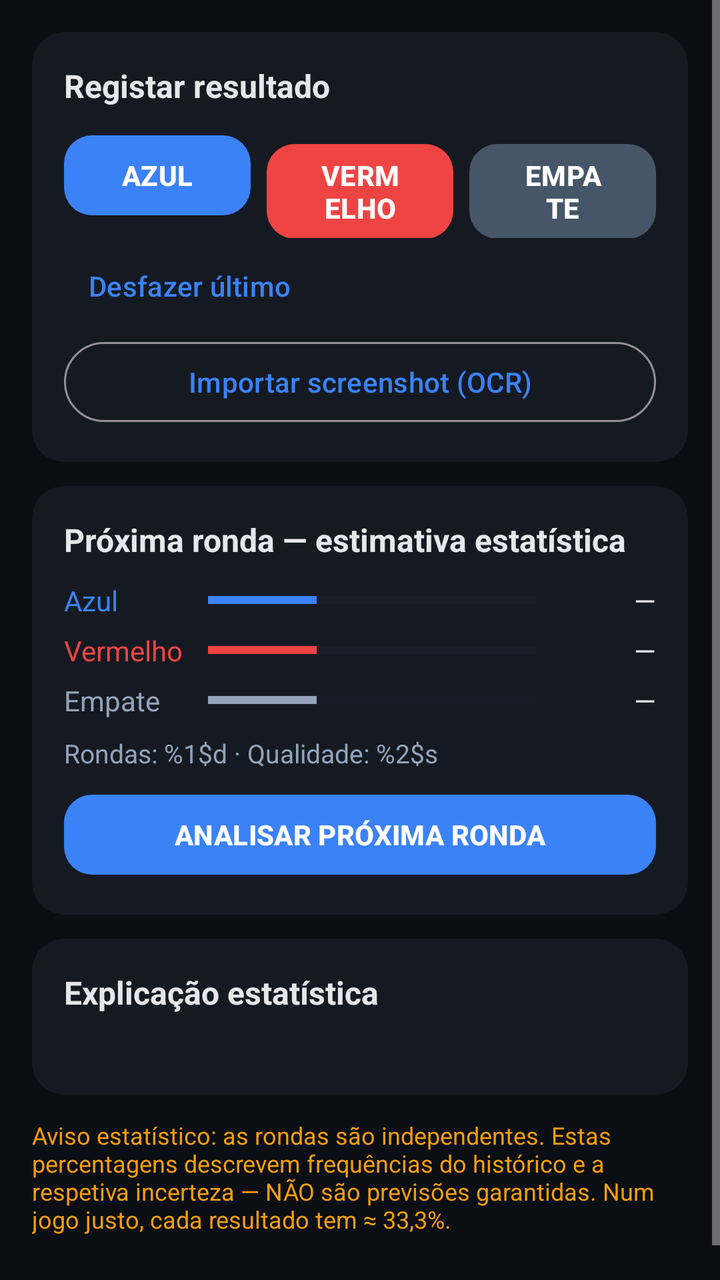
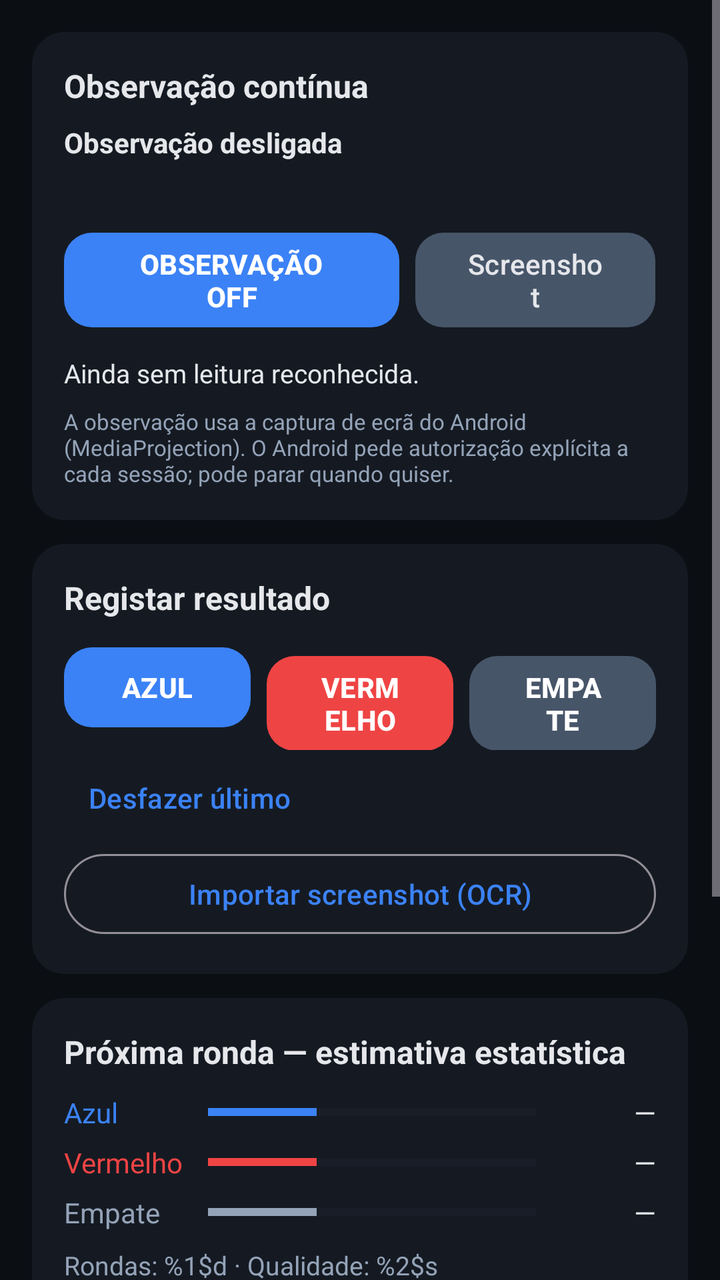

The first picture is an Android layout as it rendered before a commit; the second is the same layout after the commit. The layout source and the unified diff follow.
<!-- AndroidManifest.xml: application theme Theme.BacBoAnalyzer -->
<!-- res/layout/fragment_analyzer.xml -->
<?xml version="1.0" encoding="utf-8"?>
<ScrollView xmlns:android="http://schemas.android.com/apk/res/android"
    xmlns:app="http://schemas.android.com/apk/res-auto"
    android:layout_width="match_parent"
    android:layout_height="match_parent"
    android:fillViewport="true"
    android:scrollbars="vertical">

    <LinearLayout
        android:layout_width="match_parent"
        android:layout_height="wrap_content"
        android:orientation="vertical"
        android:padding="16dp">

        <TextView
            android:id="@+id/txtEmpty"
            android:layout_width="match_parent"
            android:layout_height="wrap_content"
            android:layout_marginBottom="12dp"
            android:gravity="center"
            android:text="@string/empty_state"
            android:textColor="@color/warning"
            android:visibility="gone"
            android:textSize="14sp" />

        <com.google.android.material.card.MaterialCardView
            android:layout_width="match_parent"
            android:layout_height="wrap_content"
            app:cardBackgroundColor="@color/surface"
            app:cardCornerRadius="16dp"
            app:strokeWidth="0dp">

            <LinearLayout
                android:layout_width="match_parent"
                android:layout_height="wrap_content"
                android:orientation="vertical"
                android:padding="16dp">

                <TextView
                    android:layout_width="wrap_content"
                    android:layout_height="wrap_content"
                    android:text="@string/register_result"
                    android:textColor="@color/text_main"
                    android:textStyle="bold"
                    android:textSize="16sp" />

                <LinearLayout
                    android:layout_width="match_parent"
                    android:layout_height="wrap_content"
                    android:layout_marginTop="10dp"
                    android:orientation="horizontal">

                    <Button
                        android:id="@+id/btnBlue"
                        android:layout_width="0dp"
                        android:layout_height="wrap_content"
                        android:layout_weight="1"
                        android:text="@string/btn_blue"
                        android:textColor="@color/on_primary"
                        android:textStyle="bold"
                        app:backgroundTint="@color/primary"
                        app:cornerRadius="14dp" />

                    <Space
                        android:layout_width="8dp"
                        android:layout_height="1dp" />

                    <Button
                        android:id="@+id/btnRed"
                        android:layout_width="0dp"
                        android:layout_height="wrap_content"
                        android:layout_weight="1"
                        android:text="@string/btn_red"
                        android:textColor="@color/on_primary"
                        android:textStyle="bold"
                        app:backgroundTint="@color/red"
                        app:cornerRadius="14dp" />

                    <Space
                        android:layout_width="8dp"
                        android:layout_height="1dp" />

                    <Button
                        android:id="@+id/btnTie"
                        android:layout_width="0dp"
                        android:layout_height="wrap_content"
                        android:layout_weight="1"
                        android:text="@string/btn_tie"
                        android:textColor="@color/on_primary"
                        android:textStyle="bold"
                        app:backgroundTint="#475569"
                        app:cornerRadius="14dp" />
                </LinearLayout>

                <Button
                    android:id="@+id/btnUndo"
                    style="@style/Widget.Material3.Button.TextButton"
                    android:layout_width="wrap_content"
                    android:layout_height="wrap_content"
                    android:text="@string/btn_undo" />

                <Button
                    android:id="@+id/btnOcr"
                    style="@style/Widget.Material3.Button.OutlinedButton"
                    android:layout_width="match_parent"
                    android:layout_height="wrap_content"
                    android:text="@string/btn_ocr" />
            </LinearLayout>
        </com.google.android.material.card.MaterialCardView>

        <com.google.android.material.card.MaterialCardView
            android:layout_width="match_parent"
            android:layout_height="wrap_content"
            android:layout_marginTop="12dp"
            app:cardBackgroundColor="@color/surface"
            app:cardCornerRadius="16dp"
            app:strokeWidth="0dp">

            <LinearLayout
                android:layout_width="match_parent"
                android:layout_height="wrap_content"
                android:orientation="vertical"
                android:padding="16dp">

                <TextView
                    android:layout_width="wrap_content"
                    android:layout_height="wrap_content"
                    android:text="@string/next_round_estimate"
                    android:textColor="@color/text_main"
                    android:textStyle="bold"
                    android:textSize="16sp" />

                <LinearLayout
                    android:layout_width="match_parent"
                    android:layout_height="wrap_content"
                    android:layout_marginTop="10dp"
                    android:gravity="center_vertical"
                    android:orientation="horizontal">

                    <TextView
                        android:layout_width="72dp"
                        android:layout_height="wrap_content"
                        android:text="@string/lbl_blue"
                        android:textColor="@color/primary"
                        android:textSize="14sp" />

                    <ProgressBar
                        android:id="@+id/barBlue"
                        style="?android:attr/progressBarStyleHorizontal"
                        android:layout_width="0dp"
                        android:layout_height="wrap_content"
                        android:layout_weight="1"
                        android:max="100"
                        android:progress="33"
                        android:progressBackgroundTint="@color/surface_variant"
                        android:progressTint="@color/primary" />

                    <TextView
                        android:id="@+id/txtBluePct"
                        android:layout_width="60dp"
                        android:layout_height="wrap_content"
                        android:gravity="end"
                        android:text="—"
                        android:textColor="@color/text_main"
                        android:textSize="14sp" />
                </LinearLayout>

                <LinearLayout
                    android:layout_width="match_parent"
                    android:layout_height="wrap_content"
                    android:layout_marginTop="6dp"
                    android:gravity="center_vertical"
                    android:orientation="horizontal">

                    <TextView
                        android:layout_width="72dp"
                        android:layout_height="wrap_content"
                        android:text="@string/lbl_red"
                        android:textColor="@color/red"
                        android:textSize="14sp" />

                    <ProgressBar
                        android:id="@+id/barRed"
                        style="?android:attr/progressBarStyleHorizontal"
                        android:layout_width="0dp"
                        android:layout_height="wrap_content"
                        android:layout_weight="1"
                        android:max="100"
                        android:progress="33"
                        android:progressBackgroundTint="@color/surface_variant"
                        android:progressTint="@color/red" />

                    <TextView
                        android:id="@+id/txtRedPct"
                        android:layout_width="60dp"
                        android:layout_height="wrap_content"
                        android:gravity="end"
                        android:text="—"
                        android:textColor="@color/text_main"
                        android:textSize="14sp" />
                </LinearLayout>

                <LinearLayout
                    android:layout_width="match_parent"
                    android:layout_height="wrap_content"
                    android:layout_marginTop="6dp"
                    android:gravity="center_vertical"
                    android:orientation="horizontal">

                    <TextView
                        android:layout_width="72dp"
                        android:layout_height="wrap_content"
                        android:text="@string/lbl_tie"
                        android:textColor="@color/tie"
                        android:textSize="14sp" />

                    <ProgressBar
                        android:id="@+id/barTie"
                        style="?android:attr/progressBarStyleHorizontal"
                        android:layout_width="0dp"
                        android:layout_height="wrap_content"
                        android:layout_weight="1"
                        android:max="100"
                        android:progress="33"
                        android:progressBackgroundTint="@color/surface_variant"
                        android:progressTint="@color/tie" />

                    <TextView
                        android:id="@+id/txtTiePct"
                        android:layout_width="60dp"
                        android:layout_height="wrap_content"
                        android:gravity="end"
                        android:text="—"
                        android:textColor="@color/text_main"
                        android:textSize="14sp" />
                </LinearLayout>

                <TextView
                    android:id="@+id/txtStatsMeta"
                    android:layout_width="wrap_content"
                    android:layout_height="wrap_content"
                    android:layout_marginTop="8dp"
                    android:text="@string/stats_meta_fmt"
                    android:textColor="@color/text_muted"
                    android:textSize="13sp" />

                <Button
                    android:id="@+id/btnAnalyze"
                    android:layout_width="match_parent"
                    android:layout_height="wrap_content"
                    android:layout_marginTop="8dp"
                    android:text="@string/btn_analyze"
                    android:textColor="@color/on_primary"
                    android:textStyle="bold"
                    app:backgroundTint="@color/primary"
                    app:cornerRadius="14dp" />
            </LinearLayout>
        </com.google.android.material.card.MaterialCardView>

        <com.google.android.material.card.MaterialCardView
            android:layout_width="match_parent"
            android:layout_height="wrap_content"
            android:layout_marginTop="12dp"
            app:cardBackgroundColor="@color/surface"
            app:cardCornerRadius="16dp"
            app:strokeWidth="0dp">

            <LinearLayout
                android:layout_width="match_parent"
                android:layout_height="wrap_content"
                android:orientation="vertical"
                android:padding="16dp">

                <TextView
                    android:layout_width="wrap_content"
                    android:layout_height="wrap_content"
                    android:text="@string/explanation_title"
                    android:textColor="@color/text_main"
                    android:textStyle="bold"
                    android:textSize="16sp" />

                <TextView
                    android:id="@+id/txtExplanation"
                    android:layout_width="match_parent"
                    android:layout_height="wrap_content"
                    android:layout_marginTop="8dp"
                    android:fontFamily="monospace"
                    android:textColor="@color/text_muted"
                    android:textSize="12sp" />
            </LinearLayout>
        </com.google.android.material.card.MaterialCardView>

        <TextView
            android:id="@+id/txtDisclaimer"
            android:layout_width="match_parent"
            android:layout_height="wrap_content"
            android:layout_marginTop="12dp"
            android:layout_marginBottom="24dp"
            android:text="@string/disclaimer_text"
            android:textColor="@color/warning"
            android:textSize="12sp" />
    </LinearLayout>
</ScrollView>
<!-- resources referenced by this layout -->
<resources>
  <color name="on_primary">#FFFFFF</color>
  <color name="primary">#3B82F6</color>
  <color name="red">#EF4444</color>
  <color name="surface">#151A22</color>
  <color name="surface_variant">#1E2633</color>
  <color name="text_main">#E5E7EB</color>
  <color name="text_muted">#94A3B8</color>
  <color name="tie">#94A3B8</color>
  <color name="warning">#F59E0B</color>
  <string name="btn_analyze">ANALISAR PRÓXIMA RONDA</string>
  <string name="btn_blue">AZUL</string>
  <string name="btn_ocr">Importar screenshot (OCR)</string>
  <string name="btn_red">VERMELHO</string>
  <string name="btn_tie">EMPATE</string>
  <string name="btn_undo">Desfazer último</string>
  <string name="disclaimer_text">Aviso estatístico: as rondas são independentes. Estas percentagens descrevem frequências do histórico e a respetiva incerteza — NÃO são previsões garantidas. Num jogo justo, cada resultado tem ≈ 33,3%.</string>
  <string name="empty_state">Sem dados. Registe resultados manualmente ou importe um screenshot (OCR).</string>
  <string name="explanation_title">Explicação estatística</string>
  <string name="lbl_blue">Azul</string>
  <string name="lbl_red">Vermelho</string>
  <string name="lbl_tie">Empate</string>
  <string name="next_round_estimate">Próxima ronda — estimativa estatística</string>
  <string name="register_result">Registar resultado</string>
  <string name="stats_meta_fmt">Rondas: %1$d · Qualidade: %2$s</string>
  <style name="Theme.BacBoAnalyzer" parent="Theme.Material3.Dark.NoActionBar">
          <item name="colorPrimary">@color/primary</item>
          <item name="colorOnPrimary">@color/on_primary</item>
          <item name="colorSecondary">@color/primary</item>
          <item name="colorSurface">@color/surface</item>
          <item name="colorOnSurface">@color/text_main</item>
          <item name="android:colorBackground">@color/background</item>
          <item name="android:statusBarColor">@color/background</item>
          <item name="android:navigationBarColor">@color/background</item>
      </style>
  <color name="background">#0B0E13</color>
</resources>

<!-- the commit's change to res/layout/fragment_analyzer.xml (unified diff, before → after) -->
@@ -22,6 +22,107 @@
             android:textColor="@color/warning"
             android:visibility="gone"
             android:textSize="14sp" />
+
+        
+        <com.google.android.material.card.MaterialCardView
+            android:layout_width="match_parent"
+            android:layout_height="wrap_content"
+            android:layout_marginBottom="12dp"
+            app:cardBackgroundColor="@color/surface"
+            app:cardCornerRadius="16dp"
+            app:strokeWidth="0dp">
+
+            <LinearLayout
+                android:layout_width="match_parent"
+                android:layout_height="wrap_content"
+                android:orientation="vertical"
+                android:padding="16dp">
+
+                <TextView
+                    android:layout_width="wrap_content"
+                    android:layout_height="wrap_content"
+                    android:text="@string/obs_title"
+                    android:textColor="@color/text_main"
+                    android:textStyle="bold"
+                    android:textSize="16sp" />
+
+                <TextView
+                    android:id="@+id/txtObsState"
+                    android:layout_width="wrap_content"
+                    android:layout_height="wrap_content"
+                    android:layout_marginTop="8dp"
+                    android:text="@string/obs_state_idle_fmt"
+                    android:textColor="@color/text_main"
+                    android:textSize="14sp"
+                    android:textStyle="bold" />
+
+                <TextView
+                    android:id="@+id/txtObsLastRead"
+                    android:layout_width="match_parent"
+                    android:layout_height="wrap_content"
+                    android:layout_marginTop="4dp"
+                    android:textColor="@color/text_muted"
+                    android:textSize="13sp" />
+
+                <LinearLayout
+                    android:layout_width="match_parent"
+                    android:layout_height="wrap_content"
+                    android:layout_marginTop="10dp"
+                    android:orientation="horizontal">
+
+                    <Button
+                        android:id="@+id/btnObsToggle"
+                        android:layout_width="0dp"
+                        android:layout_height="wrap_content"
+                        android:layout_weight="1.4"
+                        android:text="@string/obs_off"
+                        android:textColor="@color/on_primary"
+                        android:textStyle="bold"
+                        app:backgroundTint="@color/primary"
+                        app:cornerRadius="14dp" />
+
+                    <Space
+                        android:layout_width="8dp"
+                        android:layout_height="1dp" />
+
+                    <Button
+                        android:id="@+id/btnObsShot"
+                        android:layout_width="0dp"
+                        android:layout_height="wrap_content"
+                        android:layout_weight="1"
+                        android:text="@string/obs_screenshot"
+                        android:textColor="@color/text_main"
+                        app:backgroundTint="#475569"
+                        app:cornerRadius="14dp" />
+                </LinearLayout>
+
+                <TextView
+                    android:id="@+id/txtObsInterp"
+                    android:layout_width="match_parent"
+                    android:layout_height="wrap_content"
+                    android:layout_marginTop="10dp"
+                    android:text="@string/obs_no_data"
+                    android:textColor="@color/text_main"
+                    android:textSize="13sp" />
+
+                <TextView
+                    android:id="@+id/txtObsMsg"
+                    android:layout_width="match_parent"
+                    android:layout_height="wrap_content"
+                    android:layout_marginTop="4dp"
+                    android:textColor="@color/warning"
+                    android:textSize="12sp"
+                    android:visibility="gone" />
+
+                <TextView
+                    android:layout_width="match_parent"
+                    android:layout_height="wrap_content"
+                    android:layout_marginTop="8dp"
+                    android:text="@string/obs_hint"
+                    android:textColor="@color/text_muted"
+                    android:textSize="11sp" />
+            </LinearLayout>
+        </com.google.android.material.card.MaterialCardView>
 
         <com.google.android.material.card.MaterialCardView
             android:layout_width="match_parent"
<!-- resource entries referenced after the edit -->
@@ -22,6 +22,12 @@
   <string name="lbl_red">Vermelho</string>
   <string name="lbl_tie">Empate</string>
   <string name="next_round_estimate">Próxima ronda — estimativa estatística</string>
+  <string name="obs_hint">A observação usa a captura de ecrã do Android (MediaProjection). O Android pede autorização explícita a cada sessão; pode parar quando quiser.</string>
+  <string name="obs_no_data">Ainda sem leitura reconhecida.</string>
+  <string name="obs_off">OBSERVAÇÃO OFF</string>
+  <string name="obs_screenshot">Screenshot</string>
+  <string name="obs_state_idle_fmt">Observação desligada</string>
+  <string name="obs_title">Observação contínua</string>
   <string name="register_result">Registar resultado</string>
   <string name="stats_meta_fmt">Rondas: %1$d · Qualidade: %2$s</string>
   <style name="Theme.BacBoAnalyzer" parent="Theme.Material3.Dark.NoActionBar">
